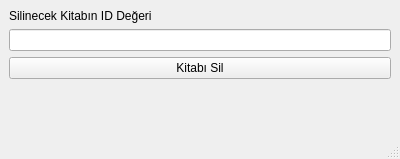
Above: lib/pop-window/kitap_sil.ui from kernelginar/kuys before the change. Below: the same form after it.
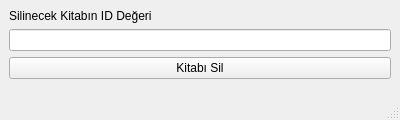
That is the form after the change.

Commit message: Kitap işlemlerini gerçekleştiren arayüzlere ufak yenilikler yapıldı.

```diff
--- a/lib/pop-window/kitap_sil.ui
+++ b/lib/pop-window/kitap_sil.ui
@@ -7,19 +7,19 @@
     <x>0</x>
     <y>0</y>
     <width>400</width>
-    <height>159</height>
+    <height>120</height>
    </rect>
   </property>
   <property name="minimumSize">
    <size>
     <width>400</width>
-    <height>159</height>
+    <height>120</height>
    </size>
   </property>
   <property name="maximumSize">
    <size>
     <width>400</width>
-    <height>159</height>
+    <height>120</height>
    </size>
   </property>
   <property name="windowTitle">
```
The commit also changes 2 other files.
